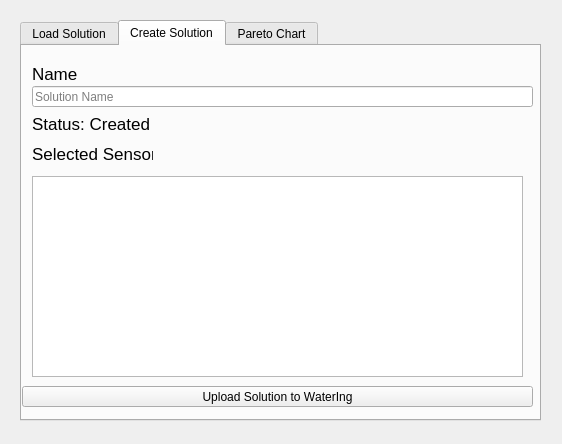
Before: the Qt Designer form ui/watering_optimization_dialog.ui in Ingeniousware/QGISWaterIng, drawn with Qt 5.
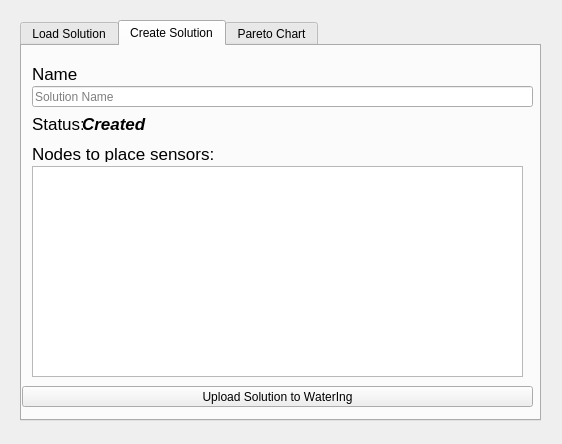
After: the same form once the commit is applied.

Commit message: table of nodes with sensors to upload added

The edit to the form file:
```diff
--- a/ui/watering_optimization_dialog.ui
+++ b/ui/watering_optimization_dialog.ui
@@ -181,7 +181,7 @@
       <rect>
        <x>10</x>
        <y>70</y>
-       <width>121</width>
+       <width>51</width>
        <height>16</height>
       </rect>
      </property>
@@ -194,7 +194,7 @@
       </font>
      </property>
      <property name="text">
-      <string>Status: Created</string>
+      <string>Status:</string>
      </property>
     </widget>
     <widget class="QLabel" name="projectLabel_4">
@@ -205,7 +205,7 @@
       <rect>
        <x>10</x>
        <y>100</y>
-       <width>121</width>
+       <width>251</width>
        <height>16</height>
       </rect>
      </property>
@@ -218,19 +218,44 @@
       </font>
      </property>
      <property name="text">
-      <string>Selected Sensors</string>
+      <string>Nodes to place sensors:</string>
      </property>
     </widget>
     <widget class="QTableView" name="tableView_2">
      <property name="geometry">
       <rect>
        <x>10</x>
-       <y>130</y>
+       <y>120</y>
        <width>491</width>
-       <height>201</height>
+       <height>211</height>
       </rect>
      </property>
     </widget>
+    <widget class="QLabel" name="projectLabel_5">
+     <property name="enabled">
+      <bool>true</bool>
+     </property>
+     <property name="geometry">
+      <rect>
+       <x>60</x>
+       <y>70</y>
+       <width>81</width>
+       <height>16</height>
+      </rect>
+     </property>
+     <property name="font">
+      <font>
+       <pointsize>13</pointsize>
+       <weight>75</weight>
+       <italic>true</italic>
+       <bold>true</bold>
+       <kerning>false</kerning>
+      </font>
+     </property>
+     <property name="text">
+      <string>Created</string>
+     </property>
+    </widget>
    </widget>
    <widget class="QWidget" name="tab">
     <attribute name="title">
```
Left out of the diff: 2 changed lines with no effect on the pictures. The commit also changes 1 other file.
